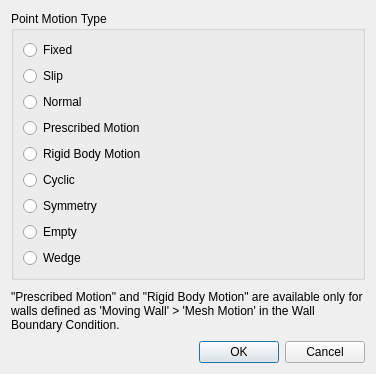
First picture: the form in baramFlow/view/setup/dynamic_mesh/moving_boundary/point_motion_type_dialog.ui, repository xupeiwust/baram, before the edit.
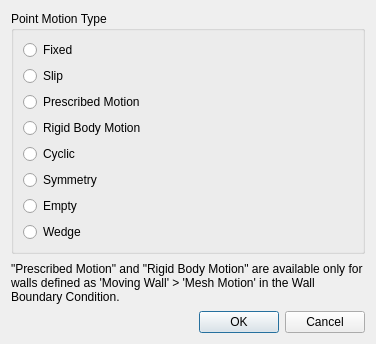
Second picture: the form after the edit.

Commit message: Issue baram#820 fixedNormalSlip boundary condition for pointDisplacement

Diff of the .ui file:
```diff
--- a/baramFlow/view/setup/dynamic_mesh/moving_boundary/point_motion_type_dialog.ui
+++ b/baramFlow/view/setup/dynamic_mesh/moving_boundary/point_motion_type_dialog.ui
@@ -7,7 +7,7 @@
     <x>0</x>
     <y>0</y>
     <width>376</width>
-    <height>374</height>
+    <height>344</height>
    </rect>
   </property>
   <property name="windowTitle">
@@ -34,13 +34,6 @@
         </property>
        </widget>
       </item>
-      <item>
-       <widget class="QRadioButton" name="normalRadio">
-        <property name="text">
-         <string>Normal</string>
-        </property>
-       </widget>
-      </item>
       <item>
        <widget class="QRadioButton" name="prescribedMotionRadio">
         <property name="text">
```
The commit also changes 8 other files.
